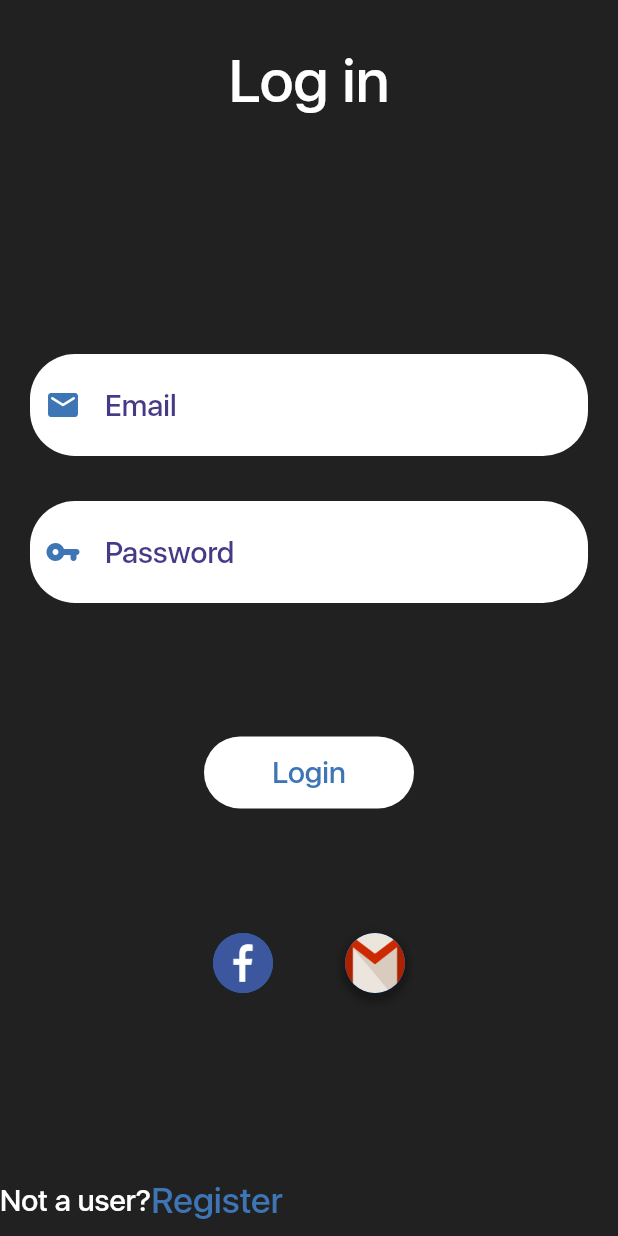
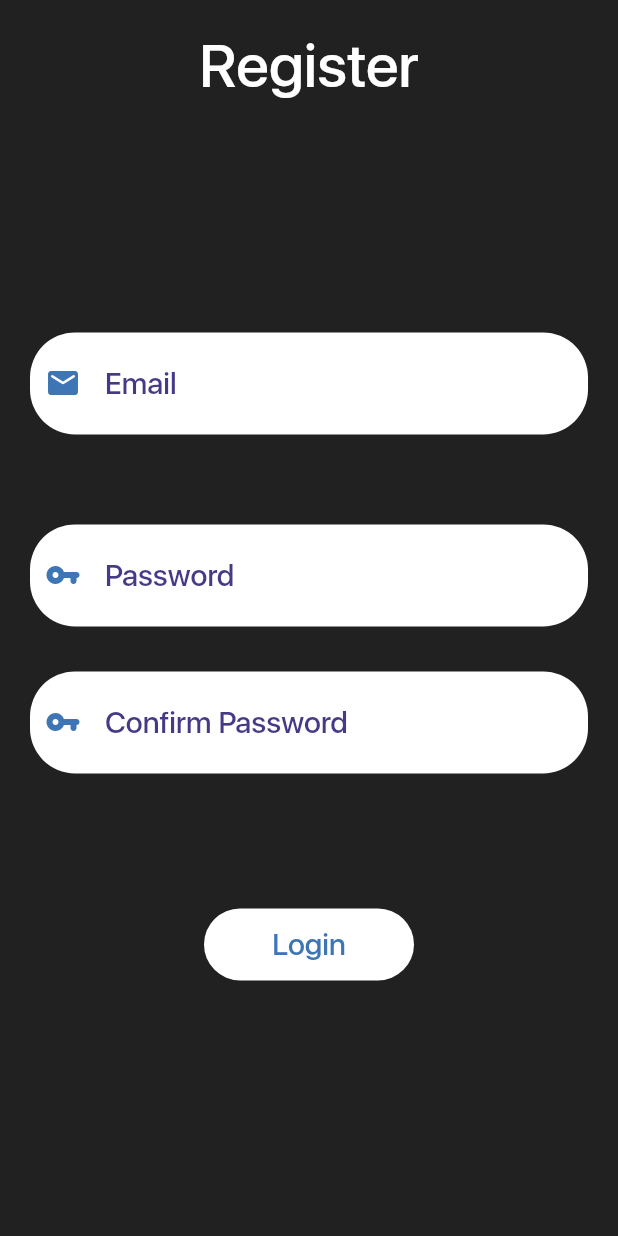
Before and after one commit to AlyElashram/NotesApp_Flutter, a Flutter app: the LoginScreen screen opened directly, after a tap on "Register", on a phone screen of 412 x 824 dp. Run offline on Flutter 3.47's test engine with Material 2 defaults, Android fonts, the phone set to English and light mode, and no system bars; our stand-ins replace firebase_auth, firebase_core; accounts and stored records are empty.

```diff
--- /dev/null
+++ b/notes/lib/Register.dart
@@ -0,0 +1,247 @@
+import 'package:firebase_auth/firebase_auth.dart';
+import 'package:flutter/material.dart';
+
+class Register extends StatefulWidget {
+  @override
+  _RegisterState createState() => _RegisterState();
+}
+
+class _RegisterState extends State<Register> {
+  FirebaseAuth auth = FirebaseAuth.instance;
+  final _emailController = TextEditingController();
+  final _passController = TextEditingController();
+  final _conpassController = TextEditingController();
+
+  Future<void> showMyDialog(
+      {BuildContext context, String title, String body}) async {
+    return showDialog<void>(
+      context: context,
+      barrierDismissible: false, // user must tap button!
+      builder: (BuildContext context) {
+        return Container(
+          height: 200,
+          width: 300,
+          child: Dialog(
+            shape: RoundedRectangleBorder(
+                borderRadius: BorderRadius.all(Radius.circular(12))),
+            backgroundColor: Colors.white,
+            child: Column(
+              children: [
+                CircleAvatar(
+                  radius: 26,
+                  backgroundImage: AssetImage('Assests/Wrong.png'),
+                ),
+                Row(
+                  mainAxisAlignment: MainAxisAlignment.center,
+                  children: [
+                    Text(
+                      title,
+                      style: TextStyle(
+                          fontFamily: 'SF_Pro_Display',
+                          fontSize: 22,
+                          color: Color(0xFF3E395A)),
+                    )
+                  ],
+                ),
+                Text(
+                  body,
+                  style: TextStyle(fontFamily: 'SF_Pro_Display', fontSize: 22),
+                )
+              ],
+            ),
+          ),
+        );
+      },
+    );
+  }
+
+  int checkFields() {
+    if (_emailController.text == '' ||
+        _passController.text == '' ||
+        _conpassController.text == '') {
+      return 1;
+    } else if (_conpassController.text == _passController.text) {
+      return 0;
+    } else {
+      return 2;
+    }
+  }
+
+  @override
+  Widget build(BuildContext context) {
+    return Scaffold(
+        resizeToAvoidBottomInset: false,
+        backgroundColor: Colors.grey[900],
+        body: SafeArea(
+          child: Column(
+            children: [
+              Expanded(
+                  flex: 2,
+                  child: Column(
+                    children: [
+                      SizedBox(height: 20),
+                      Center(
+                        child: Text("Register",
+                            style: TextStyle(
+                                fontFamily: 'SF_Pro_Display',
+                                fontSize: 40,
+                                color: Colors.white)),
+                      ),
+                      Spacer(),
+                      Padding(
+                        padding: const EdgeInsets.fromLTRB(20, 20, 20, 10),
+                        child: Container(
+                          decoration: BoxDecoration(
+                              borderRadius:
+                                  BorderRadius.all(Radius.circular(30.0)),
+                              color: Colors.white),
+                          child: TextField(
+                            controller: _emailController,
+                            decoration: InputDecoration(
+                              border: InputBorder.none,
+                              hintStyle: TextStyle(
+                                  fontSize: 20, color: Color(0xFF463A87)),
+                              contentPadding: EdgeInsets.fromLTRB(0, 22, 0, 22),
+                              hintText: "Email",
+                              icon: Padding(
+                                  padding: EdgeInsets.fromLTRB(10, 0, 0, 0),
+                                  child: Icon(
+                                    Icons.email_rounded,
+                                    color: Color(0xFF3E75B4),
+                                  )),
+                            ),
+                            style: TextStyle(
+                                fontSize: 20,
+                                fontFamily: 'SF_Pro_Display',
+                                color: Color(0xFF463A87)),
+                          ),
+                        ),
+                      ),
+                      SizedBox(height: 30)
+                    ],
+                  )),
+              Expanded(
+                flex: 3,
+                child: Column(
+                  children: [
+                    Padding(
+                      padding: const EdgeInsets.fromLTRB(20, 20, 20, 10),
+                      child: Container(
+                        decoration: BoxDecoration(
+                            borderRadius:
+                                BorderRadius.all(Radius.circular(30.0)),
+                            color: Colors.white),
+                        child: TextField(
+                          controller: _passController,
+                          obscureText: true,
+                          decoration: InputDecoration(
+                            border: InputBorder.none,
+                            hintStyle: TextStyle(
+                                fontSize: 20, color: Color(0xFF463A87)),
+                            contentPadding: EdgeInsets.fromLTRB(0, 22, 0, 22),
+                            hintText: "Password",
+                            icon: Padding(
+                                padding: EdgeInsets.fromLTRB(10, 0, 0, 0),
+                                child: Icon(
+                                  Icons.vpn_key_rounded,
+                                  color: Color(0xFF3E75B4),
+                                )),
+                          ),
+                          style: TextStyle(
+                              fontSize: 20,
+                              fontFamily: 'SF_Pro_Display',
+                              color: Color(0xFF463A87)),
+                        ),
+                      ),
+                    ),
+                    Padding(
+                      padding: const EdgeInsets.fromLTRB(20, 20, 20, 10),
+                      child: Container(
+                        decoration: BoxDecoration(
+                            borderRadius:
+                                BorderRadius.all(Radius.circular(30.0)),
+                            color: Colors.white),
+                        child: TextField(
+                          controller: _conpassController,
+                          obscureText: true,
+                          decoration: InputDecoration(
+                            border: InputBorder.none,
+                            hintStyle: TextStyle(
+                                fontSize: 20, color: Color(0xFF463A87)),
+                            contentPadding: EdgeInsets.fromLTRB(0, 22, 0, 22),
+                            hintText: "Confirm Password",
+                            icon: Padding(
+                                padding: EdgeInsets.fromLTRB(10, 0, 0, 0),
+                                child: Icon(
+                                  Icons.vpn_key_rounded,
+                                  color: Color(0xFF3E75B4),
+                                )),
+                          ),
+                          style: TextStyle(
+                              fontSize: 20,
+                              fontFamily: 'SF_Pro_Display',
+                              color: Color(0xFF463A87)),
+                        ),
+                      ),
+                    ),
+                    SizedBox(height: 80),
+                    Container(
+                        width: 140,
+                        decoration: BoxDecoration(
+                            color: Colors.white,
+                            borderRadius:
+                                BorderRadius.all(Radius.circular(30))),
+                        child: FlatButton(
+                            splashColor: Colors.transparent,
+                            highlightColor: Colors.transparent,
+                            onPressed: () async {
+                              int checkParam = checkFields();
+                              if (checkParam == 0) {
+                                //TODO:Navigate to Login Screen
+                                try {
+                                  UserCredential userCredential =
+                                      await FirebaseAuth
+                                          .instance
+                                          .createUserWithEmailAndPassword(
+                                              email: _emailController.text,
+                                              password: _passController.text);
+                                  Navigator.pushReplacementNamed(
+                                      (context), '/');
+                                } on FirebaseAuthException catch (e) {
+                                  if (e.code == 'weak-password') {
+                                    print('The password provided is too weak.');
+                                  } else if (e.code == 'email-already-in-use') {
+                                    print(
+                                        'The account already exists for that email.');
+                                  }
+                                } catch (e) {
+                                  print(e);
+                                }
+                              } else if (checkParam == 1) {
+                                showMyDialog(
+                                    context: context,
+                                    title: "Missing Information",
+                                    body:
+                                        "Please Fill in the missing information");
+                              } else if (checkParam == 2) {
+                                showMyDialog(
+                                    context: context,
+                                    title: "Mismatch",
+                                    body: "Passwords do not match");
+                              }
+                            },
+                            child: Text(
+                              "Login",
+                              style: TextStyle(
+                                  fontFamily: 'SF_Pro_Display',
+                                  fontSize: 20,
+                                  color: Color(0xFF3E75B4)),
+                            ))),
+                  ],
+                ),
+              ),
+            ],
+          ),
+        ));
+  }
+}
--- a/notes/pubspec.yaml
+++ b/notes/pubspec.yaml
@@ -3,7 +3,7 @@ description: A new Flutter project.
 
 # The following line prevents the package from being accidentally published to
 # pub.dev using `pub publish`. This is preferred for private packages.
-publish_to: 'none' # Remove this line if you wish to publish to pub.dev
+publish_to: "none" # Remove this line if you wish to publish to pub.dev
 
 # The following defines the version and build number for your application.
 # A version number is three numbers separated by dots, like 1.2.43
@@ -21,6 +21,8 @@ environment:
   sdk: ">=2.7.0 <3.0.0"
 
 dependencies:
+  firebase_core: "0.7.0"
+  firebase_auth: "^0.20.0+1"
   flutter:
     sdk: flutter
 
@@ -28,7 +30,6 @@ dependencies:
   # The following adds the Cupertino Icons font to your application.
   # Use with the CupertinoIcons class for iOS style icons.
   cupertino_icons: ^1.0.0
-
 dev_dependencies:
   flutter_test:
     sdk: flutter
@@ -38,7 +39,6 @@ dev_dependencies:
 
 # The following section is specific to Flutter.
 flutter:
-
   # The following line ensures that the Material Icons font is
   # included with your application, so that you can use the icons in
   # the material Icons class.
```
Also changed, not shown: notes/lib/Verify.dart (added, +51 -0 lines), notes/lib/main.dart (+38 -6 lines), notes/pubspec.lock.
